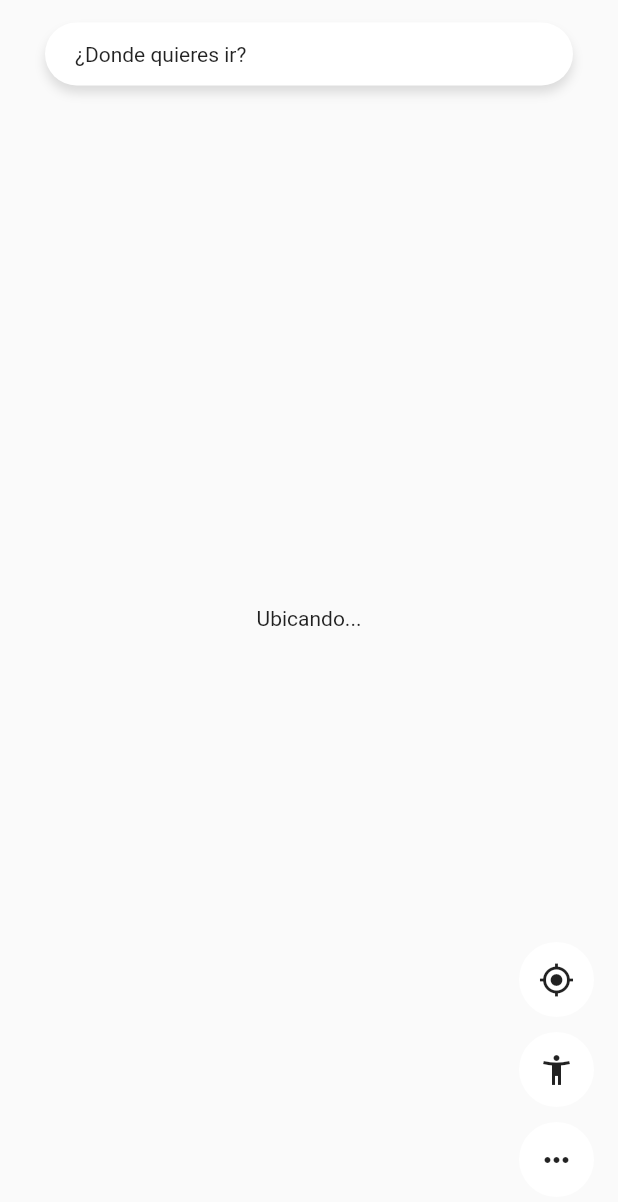
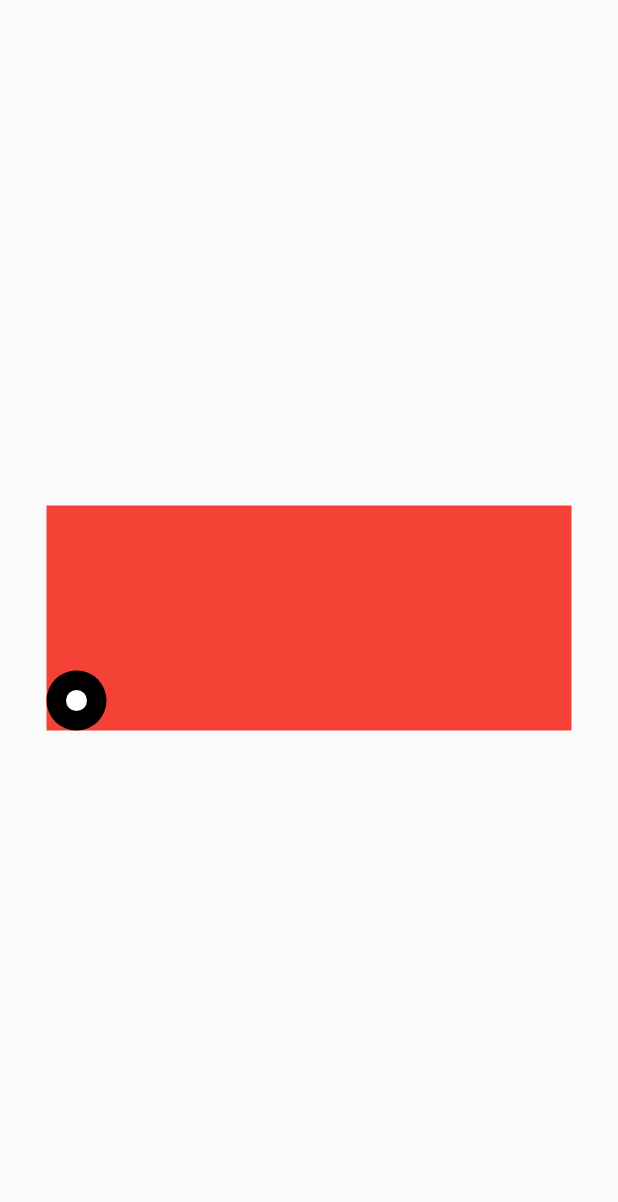
Before and after one commit to PereiraCC/flutter-mapas-app, a Flutter app: the screen it shows after launch, on a phone screen of 412 x 824 dp. Shown: the top 1202 px of the screen. Run offline on Flutter 3.47's test engine with Material 2 defaults, Android fonts, the phone set to English and light mode, and no system bars; our stand-ins replace animate_do, bloc, dio, flutter_bloc, geolocator, google_maps_flutter and 1 more; missing offline and left inert: polyline.

Commit message:
Clase 8 Seccion 22

```diff
--- /dev/null
+++ b/lib/custom_markers/marker_inicio.dart
@@ -0,0 +1,40 @@
+
+
+import 'package:flutter/material.dart';
+
+class MarkerInicioPainter extends CustomPainter {
+
+  final double circuloNegroR = 20;
+  final double circuloBlancoR = 7;
+
+  @override
+  void paint(Canvas canvas, Size size) {
+
+    Paint paint = new Paint()
+      ..color = Colors.black;
+
+    //Dibujar circulo negro
+    canvas.drawCircle(
+      Offset(circuloNegroR, size.height - circuloNegroR),
+      20,
+      paint
+    );
+
+    //Circulo blanco
+    paint.color = Colors.white;
+    canvas.drawCircle(
+      Offset(circuloNegroR, size.height - circuloNegroR),
+      circuloBlancoR,
+      paint
+    );
+  }
+
+  @override
+  bool shouldRepaint(covariant CustomPainter oldDelegate) => true;
+
+  @override
+  bool shouldRebuildSemantics(covariant CustomPainter oldDelegate) => false;
+
+
+
+}
--- a/lib/main.dart
+++ b/lib/main.dart
@@ -4,6 +4,7 @@ import 'package:mapas_app/pages/acceso_gps_page.dart';
 
 import 'package:mapas_app/bloc/mapa/mapa_bloc.dart';
 import 'package:mapas_app/bloc/busqueda/busqueda_bloc.dart';
+import 'package:mapas_app/pages/test_marker_page.dart';
 import 'bloc/mi_ubicacion/mi_ubicacion_bloc.dart';
 
 import 'package:mapas_app/pages/loading_page.dart';
@@ -23,7 +24,8 @@ class MyApp extends StatelessWidget {
       child: MaterialApp(
         title: 'Material App',
         debugShowCheckedModeBanner: false,
-        home: LoadingPage(),
+        // home: LoadingPage(),
+        home: TestMarkerPage(),
         routes: {
           'mapa'       : ( _ ) => MapaPage(),
           'loading'    : ( _ ) => LoadingPage(),
--- /dev/null
+++ b/lib/pages/test_marker_page.dart
@@ -0,0 +1,22 @@
+import 'package:flutter/material.dart';
+import 'package:mapas_app/custom_markers/marker_inicio.dart';
+
+
+class TestMarkerPage extends StatelessWidget {
+
+  @override
+  Widget build(BuildContext context) {
+    return Scaffold(
+      body: Center(
+        child: Container(
+          width: 350,
+          height: 150,
+          color: Colors.red,
+          child: CustomPaint(
+            painter: MarkerInicioPainter(),
+          ),
+        )
+     ),
+   );
+  }
+}
```
